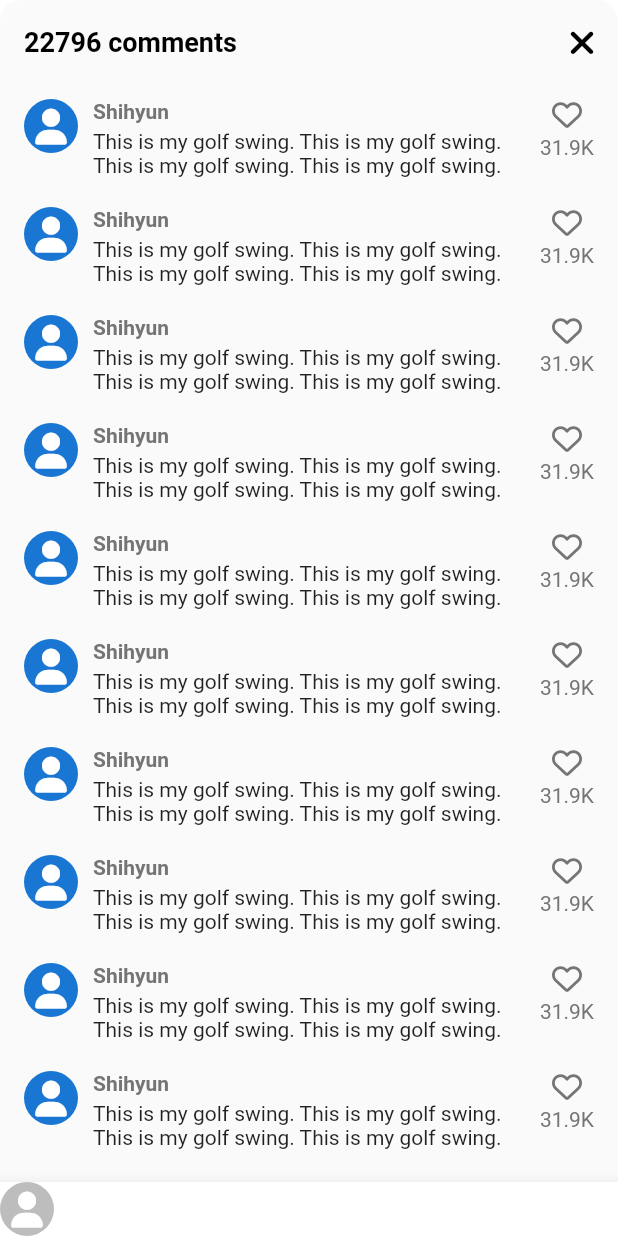
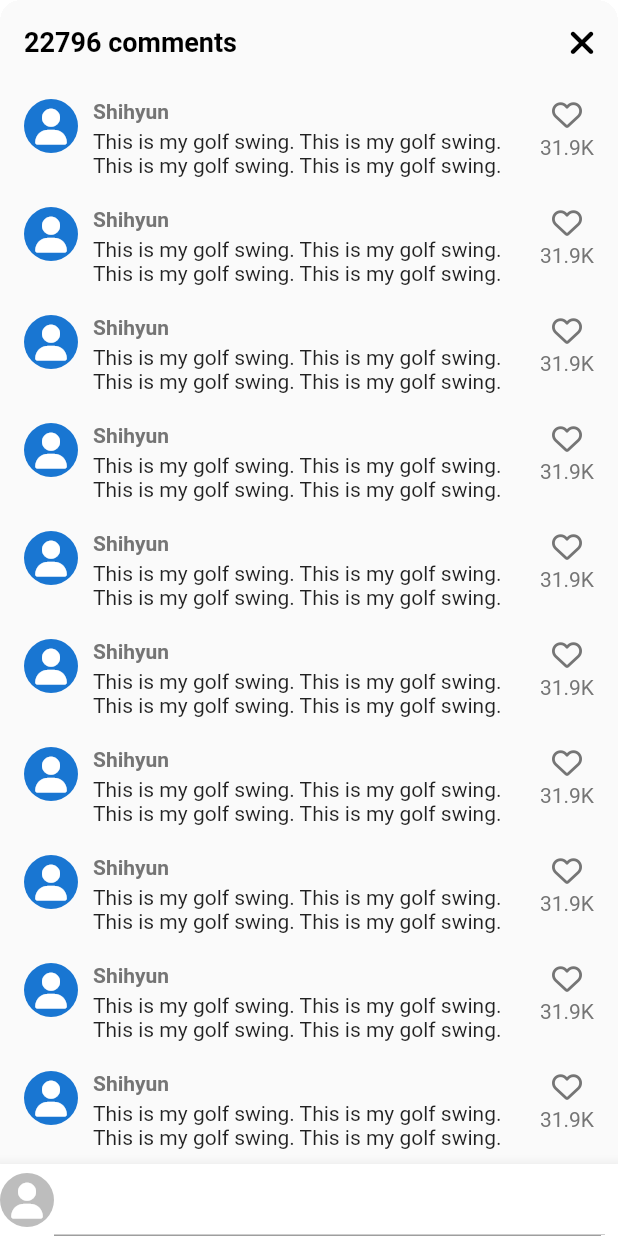
Before and after one commit to Rowdife/tiktok_clone, a Flutter app: the VideoComments screen opened directly, on a phone screen of 412 x 824 dp. Run offline on Flutter 3.47's test engine with Material 3 defaults, Android fonts, the phone set to English and light mode, and no system bars; our stand-ins replace font_awesome_flutter, video_player, visibility_detector; network calls fail.

```diff
--- a/lib/features/videos/widgets/video_comments.dart
+++ b/lib/features/videos/widgets/video_comments.dart
@@ -99,6 +99,7 @@ class _VideoCommentsState extends State<VideoComments> {
                 radius: 18,
                 child: const FaIcon(FontAwesomeIcons.solidUser),
               ),
+              const Expanded(child: TextField())
             ],
           ),
         ),
```
